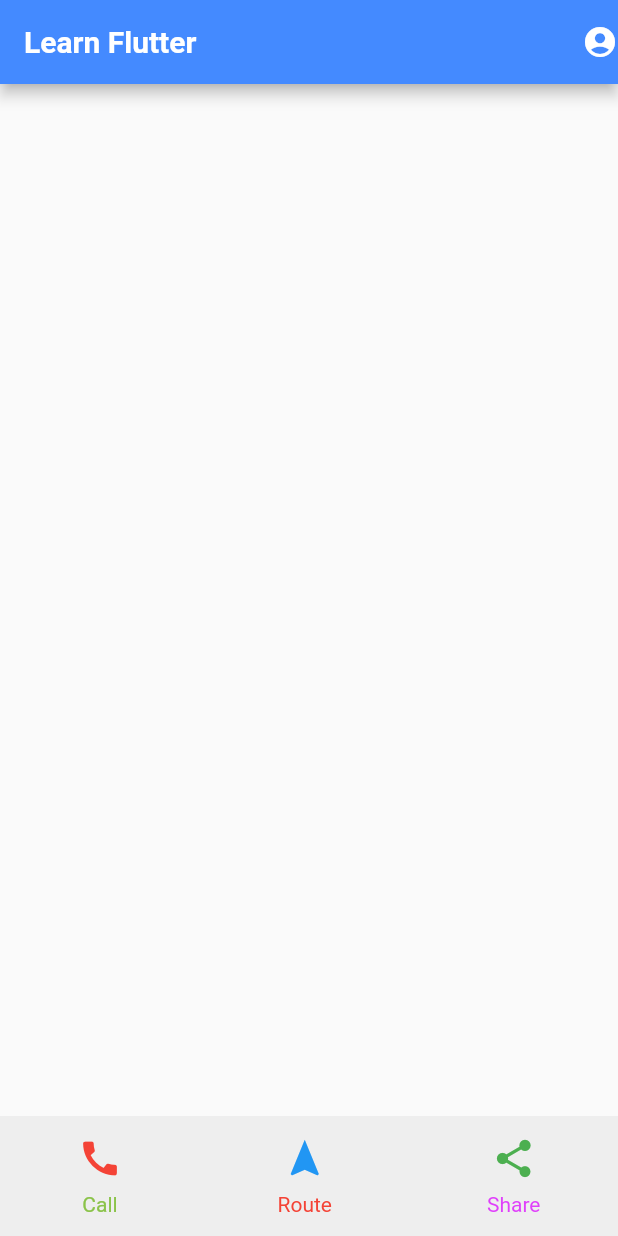
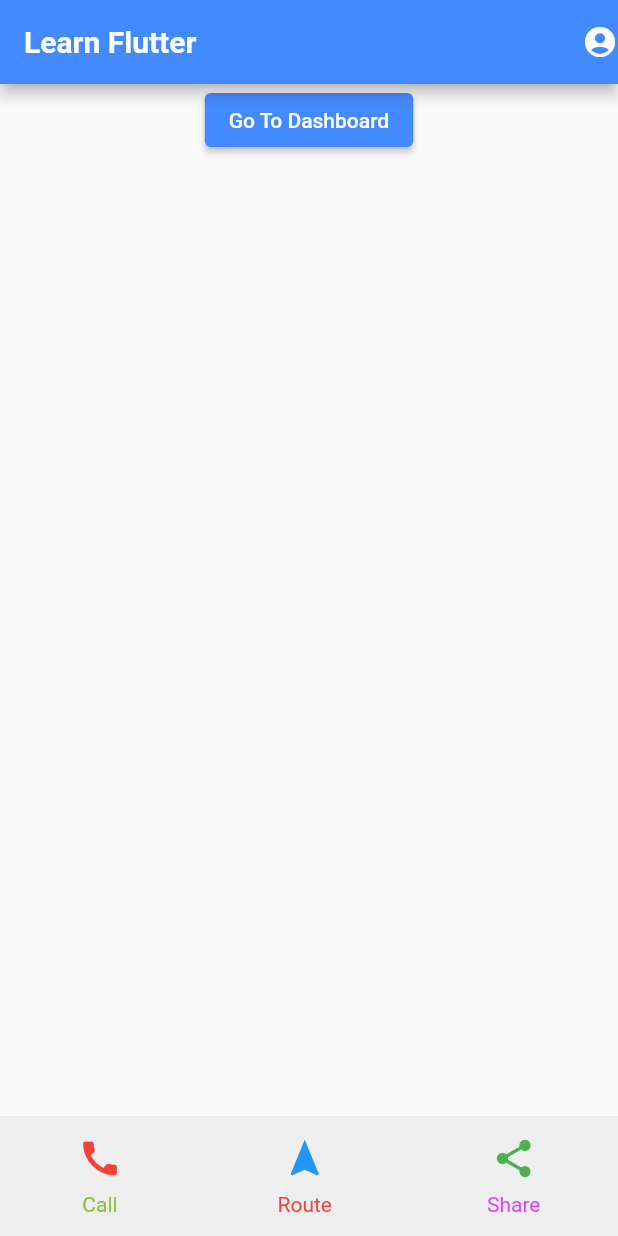
Before and after one commit to rianputrarama/learn-flutter-basic, a Flutter app: the screen it shows after launch, on a phone screen of 412 x 824 dp. Run offline on Flutter 3.47's test engine with Material 2 defaults, Android fonts, the phone set to English and light mode, and no system bars.

Commit message:
add new folders separate file, and create button route

```diff
--- a/lib/main.dart
+++ b/lib/main.dart
@@ -1,6 +1,7 @@
 import 'dart:ui';
 
 import 'package:flutter/material.dart';
+import 'package:kopi_pait/presentation/home/home.dart';
 
 void main() {
   runApp(MyApp());
@@ -17,95 +18,3 @@
         home: Home());
   }
 }
-
-class Home extends StatelessWidget {
-  @override
-  Widget build(BuildContext context) {
-    return Scaffold(
-        appBar: AppBar(
-          backgroundColor: Colors.blueAccent,
-          title: Text(
-            "Learn Flutter",
-            style: TextStyle(
-              color: Colors.white,
-              fontWeight: FontWeight.bold,
-            ),
-          ),
-          actions: <Widget>[
-            Icon(Icons.account_circle),
-          ],
-        ),
-        body: Center(
-          child: Column(
-            mainAxisAlignment: MainAxisAlignment.end,
-            children: [
-              Container(
-                height: 80,
-                width: double.infinity,
-                color: Colors.grey[200],
-                child: Row(
-                  mainAxisAlignment: MainAxisAlignment.spaceAround,
-                  children: [
-                    IconWithLabel(
-                      icon: Icons.call,
-                      text: "Call",
-                      iconColor: Colors.red,
-                      textColor: Colors.lightGreen,
-                    ),
-                    IconWithLabel(
-                      icon: Icons.navigation,
-                      text: "Route",
-                      iconColor: Colors.blue,
-                      textColor: Colors.red,
-                    ),
-                    IconWithLabel(
-                      icon: Icons.share,
-                      text: "Share",
-                      iconColor: Colors.green,
-                      textColor: Colors.purpleAccent,
-                    ),
-                  ],
-                ),
-              ),
-            ],
-          ),
-        ));
-  }
-}
-
-class IconWithLabel extends StatelessWidget {
-  // constractor
-  const IconWithLabel({
-    Key? key,
-    required this.icon,
-    required this.text,
-    required this.iconColor,
-    required this.textColor,
-  }) : super(key: key);
-
-  final IconData icon;
-  final String text;
-  final Color iconColor;
-  final Color textColor;
-
-  @override
-  Widget build(BuildContext context) {
-    return Column(
-      mainAxisAlignment: MainAxisAlignment.center,
-      children: [
-        Icon(
-          icon,
-          size: 30,
-          color: iconColor,
-        ),
-        SizedBox(
-          height: 8.0,
-        ),
-        Text(
-          text,
-          style: TextStyle(color: textColor),
-        ),
-      ],
-    );
-  }
-}
--- /dev/null
+++ b/lib/presentation/dashboard/dashboard.dart
@@ -0,0 +1,14 @@
+import 'package:flutter/material.dart';
+
+class dashboard extends StatelessWidget {
+  @override
+  Widget build(BuildContext context) {
+    return Scaffold(
+      appBar: AppBar(
+        title: Text(
+          "Dashboard",
+        ),
+      ),
+    );
+  }
+}
--- /dev/null
+++ b/lib/presentation/home/home.dart
@@ -0,0 +1,77 @@
+import 'package:flutter/material.dart';
+import 'package:kopi_pait/widgets/icon_with_label.dart';
+
+class Home extends StatelessWidget {
+  @override
+  Widget build(BuildContext context) {
+    return Scaffold(
+        appBar: AppBar(
+          backgroundColor: Colors.blueAccent,
+          title: Text(
+            "Learn Flutter",
+            style: TextStyle(
+              color: Colors.white,
+              fontWeight: FontWeight.bold,
+            ),
+          ),
+          actions: <Widget>[
+            Icon(Icons.account_circle),
+          ],
+        ),
+        body: Center(
+          child: Column(
+            //mainAxisAlignment: MainAxisAlignment.end,
+            mainAxisAlignment: MainAxisAlignment.spaceBetween,
+            children: [
+              Container(
+                child: ElevatedButton(
+                  onPressed: () {},
+                  child: Text(
+                    "Go To Dashboard",
+                    style: TextStyle(
+                      // set white color text
+                      color: Colors.white,
+                    ),
+                  ),
+                  style: ElevatedButton.styleFrom(
+                    // change background button
+                    primary: Colors.blueAccent,
+                    // change splash button color
+                    onPrimary: Colors.blue[700],
+                    shadowColor: Colors.black,
+                  ),
+                ),
+              ),
+              Container(
+                height: 80,
+                width: double.infinity,
+                color: Colors.grey[200],
+                child: Row(
+                  mainAxisAlignment: MainAxisAlignment.spaceAround,
+                  children: [
+                    IconWithLabel(
+                      icon: Icons.call,
+                      text: "Call",
+                      iconColor: Colors.red,
+                      textColor: Colors.lightGreen,
+                    ),
+                    IconWithLabel(
+                      icon: Icons.navigation,
+                      text: "Route",
+                      iconColor: Colors.blue,
+                      textColor: Colors.red,
+                    ),
+                    IconWithLabel(
+                      icon: Icons.share,
+                      text: "Share",
+                      iconColor: Colors.green,
+                      textColor: Colors.purpleAccent,
+                    ),
+                  ],
+                ),
+              ),
+            ],
+          ),
+        ));
+  }
+}
--- /dev/null
+++ b/lib/widgets/icon_with_label.dart
@@ -0,0 +1,38 @@
+import 'package:flutter/material.dart';
+
+class IconWithLabel extends StatelessWidget {
+  // constractor
+  const IconWithLabel({
+    Key? key,
+    required this.icon,
+    required this.text,
+    required this.iconColor,
+    required this.textColor,
+  }) : super(key: key);
+
+  final IconData icon;
+  final String text;
+  final Color iconColor;
+  final Color textColor;
+
+  @override
+  Widget build(BuildContext context) {
+    return Column(
+      mainAxisAlignment: MainAxisAlignment.center,
+      children: [
+        Icon(
+          icon,
+          size: 30,
+          color: iconColor,
+        ),
+        SizedBox(
+          height: 8.0,
+        ),
+        Text(
+          text,
+          style: TextStyle(color: textColor),
+        ),
+      ],
+    );
+  }
+}
```
